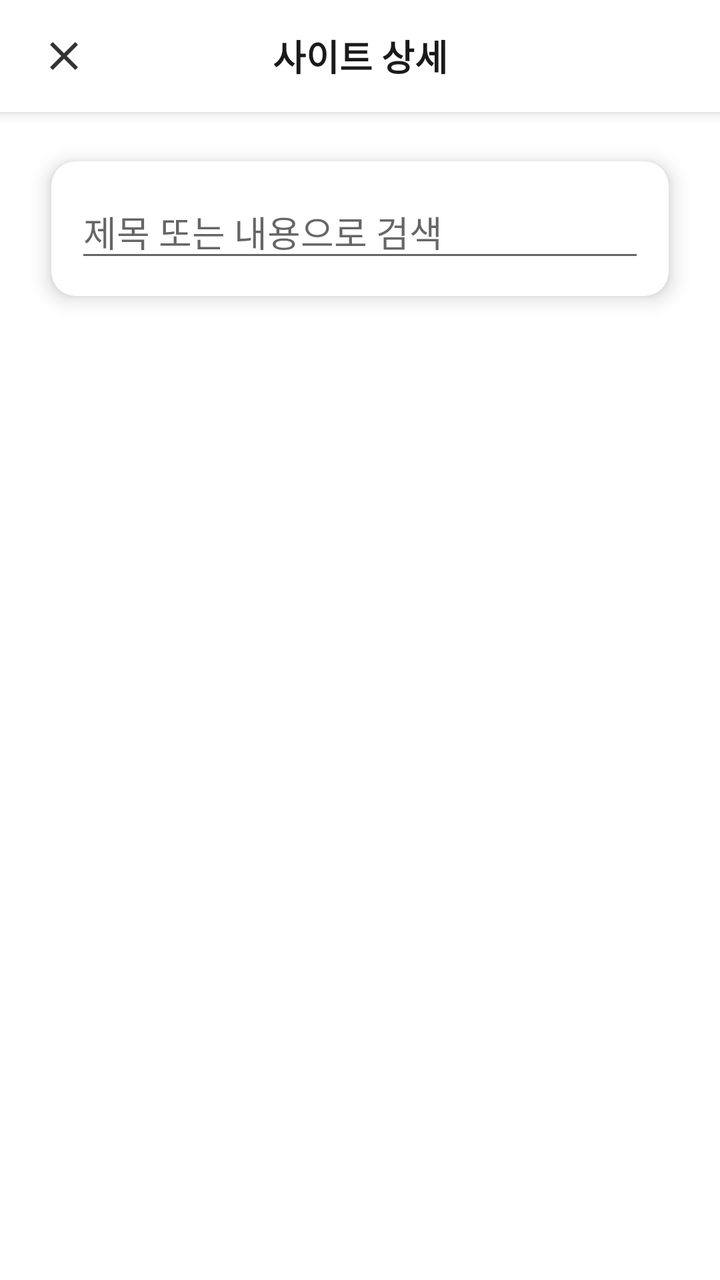
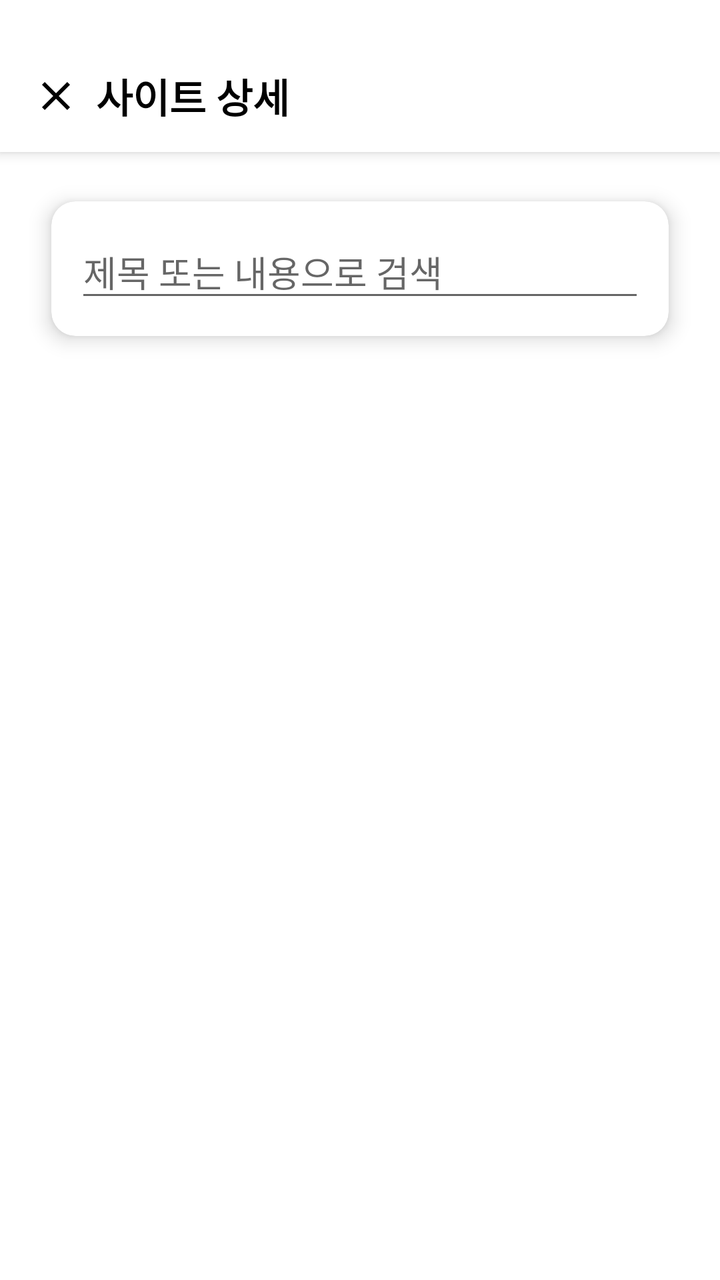

The first picture is an Android layout as it rendered before a commit; the second is the same layout after the commit. The layout source and the unified diff follow.
<!-- AndroidManifest.xml: application theme Theme.mobile_android -->
<!-- res/layout/activity_site_detail.xml -->
<?xml version="1.0" encoding="utf-8"?>
<LinearLayout xmlns:android="http://schemas.android.com/apk/res/android"
    xmlns:app="http://schemas.android.com/apk/res-auto"
    xmlns:tools="http://schemas.android.com/tools"
    android:layout_width="match_parent"
    android:layout_height="match_parent"
    android:orientation="vertical"
    android:background="#FFFFFF"
    android:fitsSystemWindows="true"
    tools:context=".ui.post.PostListActivity">

    
    <LinearLayout
        android:layout_width="match_parent"
        android:layout_height="@dimen/header_height"
        android:gravity="center_vertical"
        android:orientation="horizontal"
        android:paddingHorizontal="8dp"
        android:background="#FFFFFF"
        android:elevation="4dp">

        <ImageButton
            android:id="@+id/btn_close"
            android:layout_width="48dp"
            android:layout_height="48dp"
            android:background="?attr/selectableItemBackgroundBorderless"
            android:contentDescription="닫기"
            android:src="@drawable/ic_close"
            app:tint="#333333" />

        <TextView
            android:id="@+id/toolbar_title"
            android:layout_width="0dp"
            android:layout_height="wrap_content"
            android:layout_weight="1"
            android:gravity="center"
            android:text="사이트 상세"
            android:textColor="#1A1A1A"
            android:textSize="18sp"
            android:textStyle="bold" />

        <View
            android:layout_width="48dp"
            android:layout_height="48dp" />

    </LinearLayout>

    <androidx.cardview.widget.CardView
        android:layout_width="match_parent"
        android:layout_height="wrap_content"
        android:layout_marginStart="@dimen/screen_horizontal_padding"
        android:layout_marginEnd="@dimen/screen_horizontal_padding"
        android:layout_marginTop="@dimen/item_spacing"
        android:layout_marginBottom="@dimen/screen_section_spacing"
        app:cardCornerRadius="12dp"
        app:cardElevation="6dp"
        app:cardUseCompatPadding="true">

        <LinearLayout
            android:layout_width="match_parent"
            android:layout_height="wrap_content"
            android:orientation="horizontal"
            android:gravity="center_vertical"
            android:padding="12dp">

            <EditText
                android:id="@+id/searchEditText"
                android:layout_width="0dp"
                android:layout_height="wrap_content"
                android:layout_weight="1"
                android:hint="제목 또는 내용으로 검색"
                android:maxLines="1"
                android:imeOptions="actionSearch"
                android:inputType="text" />

            <ImageButton
                android:id="@+id/clearSearchButton"
                android:layout_width="40dp"
                android:layout_height="40dp"
                android:layout_marginStart="4dp"
                android:background="?attr/selectableItemBackgroundBorderless"
                android:src="@android:drawable/ic_menu_close_clear_cancel"
                android:contentDescription="검색 지우기"
                android:visibility="gone" />
        </LinearLayout>

    </androidx.cardview.widget.CardView>

    <androidx.recyclerview.widget.RecyclerView
        android:id="@+id/postRecyclerView"
        android:layout_width="match_parent"
        android:layout_height="match_parent"
        android:clipToPadding="false"
        android:paddingStart="@dimen/screen_horizontal_padding"
        android:paddingEnd="@dimen/screen_horizontal_padding"
        android:paddingTop="@dimen/screen_section_spacing"
        android:paddingBottom="@dimen/screen_bottom_padding"
        android:scrollbars="vertical"
        android:background="@android:color/transparent" />

</LinearLayout>
<!-- resources referenced by this layout -->
<resources>
  <dimen name="header_height">56dp</dimen>
  <dimen name="item_spacing">12dp</dimen>
  <dimen name="screen_bottom_padding">80dp</dimen>
  <dimen name="screen_horizontal_padding">16dp</dimen>
  <dimen name="screen_section_spacing">12dp</dimen>
  <!-- drawable ic_close (drawable) -->
  <?xml version="1.0" encoding="utf-8"?>
  <vector xmlns:android="http://schemas.android.com/apk/res/android"
      android:width="24dp"
      android:height="24dp"
      android:viewportWidth="24"
      android:viewportHeight="24">
      <path
          android:fillColor="#000000"
          android:pathData="M19,6.41L17.59,5 12,10.59 6.41,5 5,6.41 10.59,12 5,17.59 6.41,19 12,13.41 17.59,19 19,17.59 13.41,12z"/>
  </vector>
  <style name="Theme.mobile_android" parent="Base.Theme.mobile_android" />
  <style name="Base.Theme.mobile_android" parent="Theme.MaterialComponents.DayNight.NoActionBar">
          
  
          <item name="colorPrimary">@color/login_bg1</item>
          <item name="colorPrimaryVariant">@color/login_bg1</item>
          <item name="colorOnPrimary">@color/white</item>
          <item name="colorSecondary">@color/login_bg2</item>
          <item name="colorSecondaryVariant">@color/login_bg2</item>
          <item name="colorOnSecondary">@color/login_bg2</item>
          <item name="android:statusBarColor">@color/login_bg1</item>
      </style>
  <color name="login_bg1">#0B0E18</color>
  <color name="white">#FFFFFFFF</color>
  <color name="login_bg2">#673AB7</color>
</resources>

<!-- the commit's change to res/layout/activity_site_detail.xml (unified diff, before → after) -->
@@ -10,40 +10,54 @@
     tools:context=".ui.post.PostListActivity">
 
     
-    <LinearLayout
+    <FrameLayout
+        android:id="@+id/header"
         android:layout_width="match_parent"
-        android:layout_height="@dimen/header_height"
-        android:gravity="center_vertical"
-        android:orientation="horizontal"
-        android:paddingHorizontal="8dp"
-        android:background="#FFFFFF"
+        android:layout_height="wrap_content"
+        android:paddingTop="20dp"
+        android:background="@android:color/white"
         android:elevation="4dp">
 
-        <ImageButton
-            android:id="@+id/btn_close"
-            android:layout_width="48dp"
-            android:layout_height="48dp"
-            android:background="?attr/selectableItemBackgroundBorderless"
-            android:contentDescription="닫기"
-            android:src="@drawable/ic_close"
-            app:tint="#333333" />
+        <androidx.appcompat.widget.Toolbar
+            android:id="@+id/toolbar"
+            android:layout_width="match_parent"
+            android:layout_height="?attr/actionBarSize"
+            android:background="@android:color/transparent"
+            android:theme="@style/ThemeOverlay.AppCompat.ActionBar"
+            app:popupTheme="@style/ThemeOverlay.AppCompat.Light">
 
-        <TextView
-            android:id="@+id/toolbar_title"
-            android:layout_width="0dp"
-            android:layout_height="wrap_content"
-            android:layout_weight="1"
-            android:gravity="center"
-            android:text="사이트 상세"
-            android:textColor="#1A1A1A"
-            android:textSize="18sp"
-            android:textStyle="bold" />
+            <ImageButton
+                android:id="@+id/btn_close"
+                android:layout_width="wrap_content"
+                android:layout_height="wrap_content"
+                android:layout_marginEnd="8dp"
+                android:background="?attr/selectableItemBackgroundBorderless"
+                android:contentDescription="닫기"
+                android:src="@drawable/ic_close" />
 
-        <View
-            android:layout_width="48dp"
-            android:layout_height="48dp" />
+            <TextView
+                android:id="@+id/toolbar_title"
+                android:layout_width="wrap_content"
+                android:layout_height="wrap_content"
+                android:layout_gravity="start"
+                android:text="사이트 상세"
+                android:textColor="@android:color/black"
+                android:textSize="20sp"
+                android:textStyle="bold" />
 
-    </LinearLayout>
+            <ImageButton
+                android:id="@+id/btn_grant_permission"
+                android:layout_width="wrap_content"
+                android:layout_height="wrap_content"
+                android:layout_gravity="end"
+                android:layout_marginEnd="8dp"
+                android:background="?attr/selectableItemBackgroundBorderless"
+                android:src="@drawable/ic_notifications"
+                android:tint="#FF6B6B"
+                android:visibility="gone"
+                android:contentDescription="알림 권한 설정" />
+        </androidx.appcompat.widget.Toolbar>
+    </FrameLayout>
 
     <androidx.cardview.widget.CardView
         android:layout_width="match_parent"
<!-- resource entries referenced after the edit -->
@@ -1,6 +1,5 @@
 <!-- resources referenced by this layout -->
 <resources>
-  <dimen name="header_height">56dp</dimen>
   <dimen name="item_spacing">12dp</dimen>
   <dimen name="screen_bottom_padding">80dp</dimen>
   <dimen name="screen_horizontal_padding">16dp</dimen>
@@ -15,6 +14,16 @@
       <path
           android:fillColor="#000000"
           android:pathData="M19,6.41L17.59,5 12,10.59 6.41,5 5,6.41 10.59,12 5,17.59 6.41,19 12,13.41 17.59,19 19,17.59 13.41,12z"/>
+  </vector>
+  <!-- drawable ic_notifications (drawable) -->
+  <vector xmlns:android="http://schemas.android.com/apk/res/android"
+      android:width="24dp"
+      android:height="24dp"
+      android:viewportWidth="24.0"
+      android:viewportHeight="24.0">
+      <path
+          android:fillColor="#FF000000"
+          android:pathData="M12,22c1.1,0 2,-0.9 2,-2h-4c0,1.1 0.9,2 2,2zM18,16v-5c0,-3.07 -1.63,-5.64 -4.5,-6.32L13.5,4h-3v0.68C7.63,5.36 6,7.92 6,11v5l-2,2v1h16v-1l-2,-2z"/>
   </vector>
   <style name="Theme.mobile_android" parent="Base.Theme.mobile_android" />
   <style name="Base.Theme.mobile_android" parent="Theme.MaterialComponents.DayNight.NoActionBar">
